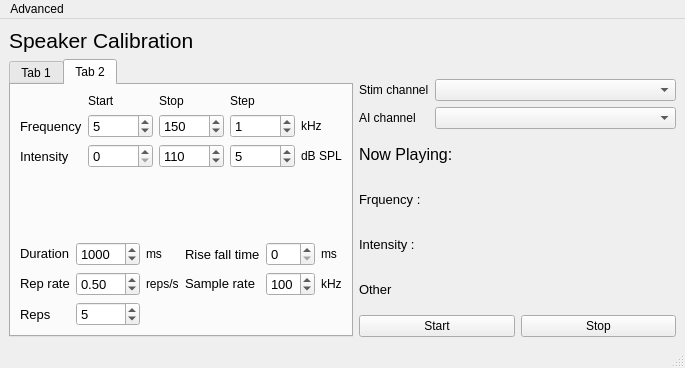
portfors-lab/sparkle, file calibration_window.ui: the form before one commit.
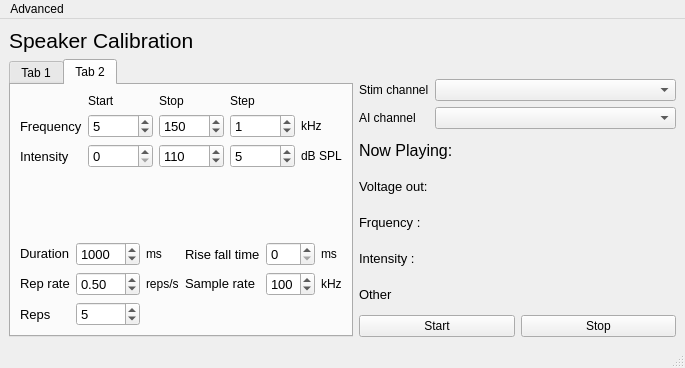
The form after the commit.

Commit message: saves resultant dB levels for certain frequency (needs work). Spawns live subwindows (needs debugging - sometimes spawns extra windows).

```diff
--- a/calibration_window.ui
+++ b/calibration_window.ui
@@ -838,6 +838,18 @@
           </property>
          </widget>
         </item>
+        <item>
+         <widget class="QLabel" name="label0">
+          <property name="font">
+           <font>
+            <pointsize>10</pointsize>
+           </font>
+          </property>
+          <property name="text">
+           <string>Voltage out:</string>
+          </property>
+         </widget>
+        </item>
         <item>
          <widget class="QLabel" name="label1">
           <property name="sizePolicy">
```
The commit also changes 4 other files.
